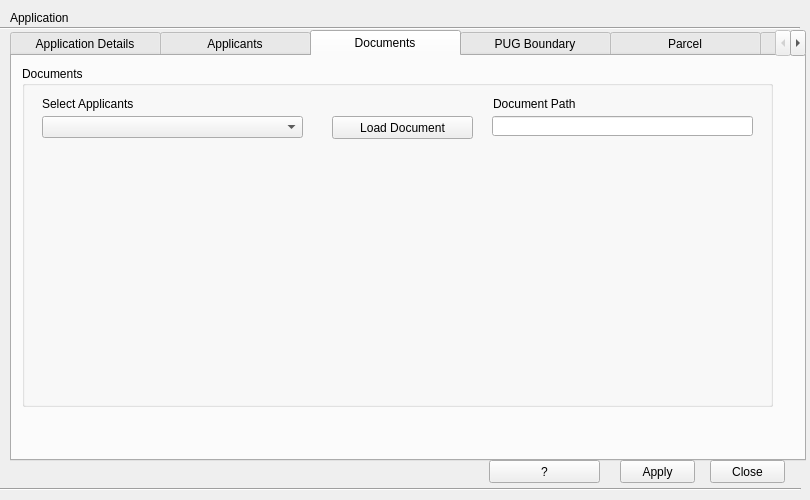
Before: the Qt Designer form view/ApplicationsPastureDialog.ui in teamlm2/lm2_mgis, drawn with Qt 5.
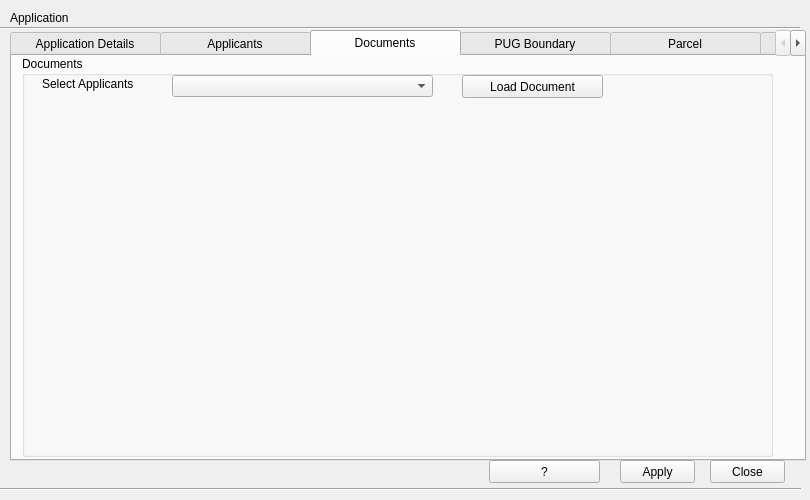
After: the same form once the commit is applied. The open tabs and pages were chosen to show the change. Icons and pictures are not drawn.

Patch:
```diff
--- a/view/ApplicationsPastureDialog.ui
+++ b/view/ApplicationsPastureDialog.ui
@@ -821,9 +821,9 @@
      <property name="geometry">
       <rect>
        <x>10</x>
-       <y>10</y>
+       <y>0</y>
        <width>751</width>
-       <height>341</height>
+       <height>401</height>
       </rect>
      </property>
      <property name="title">
@@ -832,8 +832,8 @@
      <widget class="QComboBox" name="applicant_documents_cbox">
       <property name="geometry">
        <rect>
-        <x>20</x>
-        <y>50</y>
+        <x>150</x>
+        <y>19</y>
         <width>261</width>
         <height>22</height>
        </rect>
@@ -843,7 +843,7 @@
       <property name="geometry">
        <rect>
         <x>20</x>
-        <y>30</y>
+        <y>20</y>
         <width>251</width>
         <height>16</height>
        </rect>
@@ -855,8 +855,8 @@
      <widget class="QPushButton" name="load_doc_button">
       <property name="geometry">
        <rect>
-        <x>310</x>
-        <y>50</y>
+        <x>440</x>
+        <y>19</y>
         <width>141</width>
         <height>23</height>
        </rect>
@@ -865,32 +865,6 @@
        <string>Load Document</string>
       </property>
      </widget>
-     <widget class="QLineEdit" name="document_path_edit">
-      <property name="geometry">
-       <rect>
-        <x>470</x>
-        <y>50</y>
-        <width>261</width>
-        <height>20</height>
-       </rect>
-      </property>
-      <property name="readOnly">
-       <bool>true</bool>
-      </property>
-     </widget>
-     <widget class="QLabel" name="label_6">
-      <property name="geometry">
-       <rect>
-        <x>471</x>
-        <y>30</y>
-        <width>261</width>
-        <height>16</height>
-       </rect>
-      </property>
-      <property name="text">
-       <string>Document Path</string>
-      </property>
-     </widget>
     </widget>
    </widget>
    <widget class="QWidget" name="boundary_tab">
```
Left out of the diff: 2 changed lines with no effect on the pictures.
